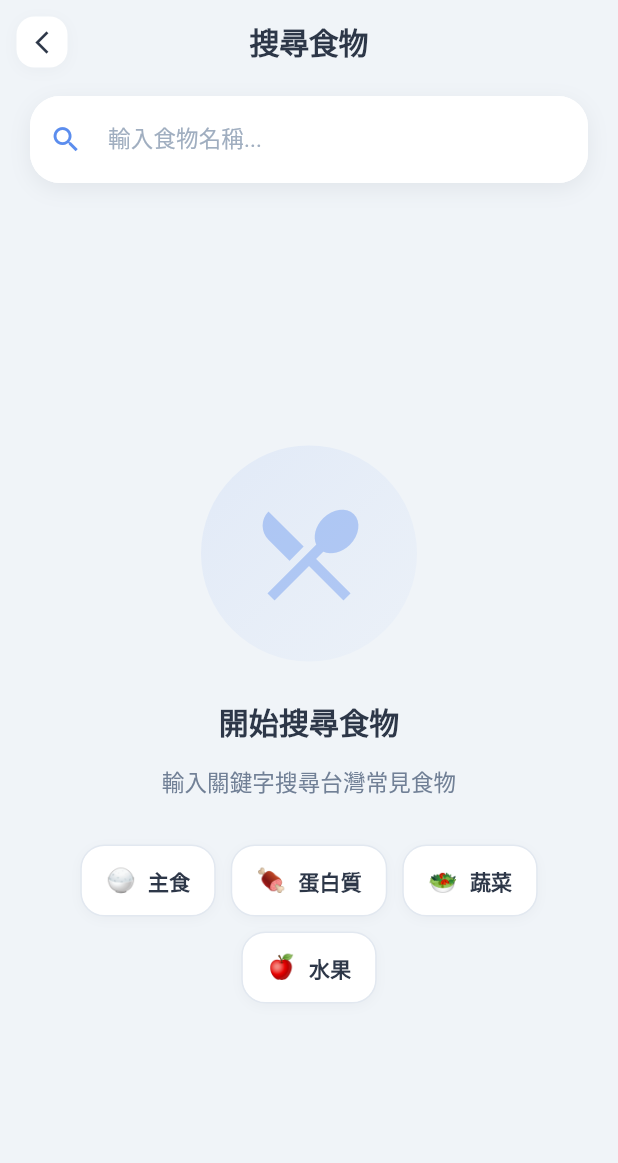
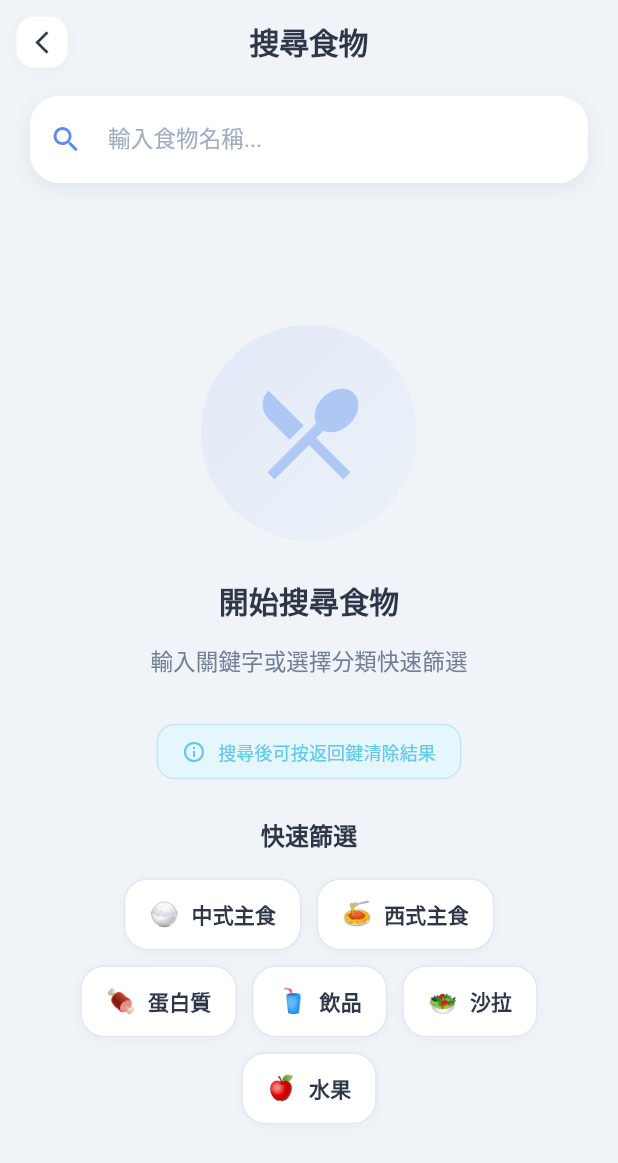
Before and after one commit to onedust1503/food_labels_app, a Flutter app: the FoodSearchPage screen opened directly, on a phone screen of 412 x 824 dp. Shown: the top 1163 px of the screen. Run offline on Flutter 3.47's test engine with Material 3 defaults, Android fonts, the phone set to English and light mode, and no system bars; our stand-ins replace cloud_firestore, connectivity_plus, firebase_auth, firebase_core, firebase_messaging, firebase_storage and 8 more; accounts and stored records are empty.

Commit message:
飲食紀錄分類查詢修改、返回食物搜尋頁面

```diff
--- a/lib/pages/nutrition/add_nutrition_log_page.dart
+++ b/lib/pages/nutrition/add_nutrition_log_page.dart
@@ -1,5 +1,5 @@
 // lib/pages/nutrition/add_nutrition_log_page.dart
-// Soft UI 風格的飲食記錄頁面 - 改進份量顯示
+// Soft UI 風格的飲食記錄頁面 - 修復導航問題
 
 import 'package:flutter/material.dart';
 import 'package:flutter_animate/flutter_animate.dart';
@@ -34,7 +34,8 @@ class _AddNutritionLogPageState extends State<AddNutritionLogPage> {
       );
 
       if (mounted) {
-        Navigator.pop(context);
+        // ✅ 修復: 只返回一層,回到搜尋頁面
+        // 不要用兩次 pop,這樣會直接回到主頁
         Navigator.pop(context);
 
         ScaffoldMessenger.of(context).showSnackBar(
@@ -105,6 +106,8 @@ class _AddNutritionLogPageState extends State<AddNutritionLogPage> {
     double totalFat = (widget.foodData['fat'] ?? 0) * _servings;
 
     return Scaffold(
+      // ✅ 防止鍵盤推擠UI
+      resizeToAvoidBottomInset: true,
       backgroundColor: AppColors.background,
 
       appBar: AppBar(
@@ -459,7 +462,7 @@ class _AddNutritionLogPageState extends State<AddNutritionLogPage> {
 
           const SizedBox(height: 16),
 
-          // ✅ 改進後的份量顯示 - 使用乘號
+          // 份量顯示
           Center(
             child: Container(
               padding: const EdgeInsets.symmetric(
@@ -491,17 +494,15 @@ class _AddNutritionLogPageState extends State<AddNutritionLogPage> {
                   RichText(
                     text: TextSpan(
                       children: [
-                        // 數量 (大且粗)
                         TextSpan(
                           text: _servings.toStringAsFixed(1),
                           style: const TextStyle(
                             fontSize: 22,
                             fontWeight: FontWeight.bold,
                             color: AppColors.primary,
-                            fontFamily: 'Roboto', // 確保跨平台一致
+                            fontFamily: 'Roboto',
                           ),
                         ),
-                        // 乘號 (中等大小,半透明)
                         TextSpan(
                           text: ' × ',
                           style: TextStyle(
@@ -511,7 +512,6 @@ class _AddNutritionLogPageState extends State<AddNutritionLogPage> {
                             fontFamily: 'Roboto',
                           ),
                         ),
-                        // 單位 (較小,次要色)
                         TextSpan(
                           text: widget.foodData['servingSize'] ?? '份',
                           style: const TextStyle(
--- a/lib/pages/nutrition/food_search_page.dart
+++ b/lib/pages/nutrition/food_search_page.dart
@@ -1,5 +1,5 @@
 // lib/pages/nutrition/food_search_page.dart
-// Soft UI 風格的食物搜尋頁面
+// Soft UI 風格的食物搜尋頁面 - 完整版 (含分類篩選)
 
 import 'package:flutter/material.dart';
 import 'package:flutter_animate/flutter_animate.dart';
@@ -20,6 +20,7 @@ class _FoodSearchPageState extends State<FoodSearchPage> {
   final FoodDatabaseService _foodService = FoodDatabaseService();
   List<Map<String, dynamic>> _searchResults = [];
   bool _isSearching = false;
+  String? _selectedCategory;  // ✅ 新增: 記錄選中的分類
 
   @override
   void dispose() {
@@ -27,13 +28,52 @@ class _FoodSearchPageState extends State<FoodSearchPage> {
     super.dispose();
   }
 
+  /// ✅ 新增: 按分類篩選
+  void _filterByCategory(String category) {
+    setState(() {
+      _selectedCategory = category;
+      _searchController.text = category;
+      _isSearching = true;
+    });
+
+    _foodService.searchFoods('').then((allFoods) {
+      // 按分類篩選
+      final filtered = allFoods.where((food) {
+        String foodCategory = food['category'] ?? '';
+        return foodCategory.contains(category);
+      }).toList();
+
+      setState(() {
+        _searchResults = filtered;
+        _isSearching = false;
+      });
+    }).catchError((e) {
+      setState(() => _isSearching = false);
+      if (mounted) {
+        ScaffoldMessenger.of(context).showSnackBar(
+          SnackBar(
+            content: Text('載入失敗: $e'),
+            backgroundColor: AppColors.error,
+          ),
+        );
+      }
+    });
+  }
+
   void _performSearch(String query) async {
     if (query.isEmpty) {
-      setState(() => _searchResults = []);
+      setState(() {
+        _searchResults = [];
+        _isSearching = false;
+        _selectedCategory = null;  // ✅ 清除分類選擇
+      });
       return;
     }
 
-    setState(() => _isSearching = true);
+    setState(() {
+      _isSearching = true;
+      _selectedCategory = null;  // ✅ 關鍵字搜尋時清除分類
+    });
 
     try {
       List<Map<String, dynamic>> results = await _foodService.searchFoods(query);
@@ -64,10 +104,31 @@ class _FoodSearchPageState extends State<FoodSearchPage> {
     }
   }
 
+  void _clearSearch() {
+    setState(() {
+      _searchController.clear();
+      _searchResults = [];
+      _isSearching = false;
+      _selectedCategory = null;  // ✅ 清除分類選擇
+    });
+  }
+
+  Future<bool> _onWillPop() async {
+    if (_searchResults.isNotEmpty || _searchController.text.isNotEmpty || _isSearching) {
+      _clearSearch();
+      return false;
+    }
+    return true;
+  }
+
   @override
   Widget build(BuildContext context) {
-    return Scaffold(
+    return WillPopScope(
+      onWillPop: _onWillPop,
+      child: Scaffold(
+        resizeToAvoidBottomInset: false,
         backgroundColor: AppColors.background,
+
         appBar: AppBar(
           backgroundColor: Colors.transparent,
           elevation: 0,
@@ -91,7 +152,13 @@ class _FoodSearchPageState extends State<FoodSearchPage> {
                 color: AppColors.textPrimary,
               ),
             ),
-          onPressed: () => Navigator.pop(context),
+            onPressed: () {
+              if (_searchResults.isNotEmpty || _searchController.text.isNotEmpty || _isSearching) {
+                _clearSearch();
+              } else {
+                Navigator.pop(context);
+              }
+            },
           ),
           title: const Text(
             '搜尋食物',
@@ -103,12 +170,12 @@ class _FoodSearchPageState extends State<FoodSearchPage> {
           ),
           centerTitle: true,
         ),
-      body: Column(
+
+        body: GestureDetector(
+          onTap: () => FocusScope.of(context).unfocus(),
+          child: Column(
             children: [
-          // 搜尋欄
               _buildSearchBar(),
-
-          // 搜尋結果或空狀態
               Expanded(
                 child: _isSearching
                     ? _buildLoadingState()
@@ -118,10 +185,11 @@ class _FoodSearchPageState extends State<FoodSearchPage> {
               ),
             ],
           ),
+        ),
+      ),
     );
   }
 
-  /// 搜尋欄
   Widget _buildSearchBar() {
     return Container(
       padding: const EdgeInsets.fromLTRB(20, 8, 20, 20),
@@ -164,10 +232,7 @@ class _FoodSearchPageState extends State<FoodSearchPage> {
                       Icons.clear,
                       color: AppColors.textSecondary,
                     ),
-                    onPressed: () {
-                      _searchController.clear();
-                      setState(() => _searchResults = []);
-                    },
+                    onPressed: _clearSearch,
                   )
                 : null,
             border: InputBorder.none,
@@ -181,7 +246,6 @@ class _FoodSearchPageState extends State<FoodSearchPage> {
     );
   }
 
-  /// 載入中狀態
   Widget _buildLoadingState() {
     return Center(
       child: Column(
@@ -206,9 +270,9 @@ class _FoodSearchPageState extends State<FoodSearchPage> {
             ),
           ),
           const SizedBox(height: 20),
-          const Text(
-            '搜尋中...',
-            style: TextStyle(
+          Text(
+            _selectedCategory != null ? '載入 $_selectedCategory...' : '搜尋中...',
+            style: const TextStyle(
               fontSize: 16,
               color: AppColors.textSecondary,
               fontWeight: FontWeight.w500,
@@ -219,12 +283,11 @@ class _FoodSearchPageState extends State<FoodSearchPage> {
     );
   }
 
-  /// 空狀態
   Widget _buildEmptyState() {
     final bool hasInput = _searchController.text.isNotEmpty;
 
     return Center(
-      child: Padding(
+      child: SingleChildScrollView(
         padding: const EdgeInsets.all(40),
         child: Column(
           mainAxisAlignment: MainAxisAlignment.center,
@@ -260,8 +323,8 @@ class _FoodSearchPageState extends State<FoodSearchPage> {
             const SizedBox(height: 12),
             Text(
               hasInput
-                  ? '試試其他關鍵字\n或使用「掃描營養標示」功能'
-                  : '輸入關鍵字搜尋台灣常見食物',
+                  ? '試試其他關鍵字\n或使用下方分類快速篩選'
+                  : '輸入關鍵字或選擇分類快速篩選',
               textAlign: TextAlign.center,
               style: TextStyle(
                 fontSize: 15,
@@ -272,16 +335,59 @@ class _FoodSearchPageState extends State<FoodSearchPage> {
 
             if (!hasInput) ...[
               const SizedBox(height: 32),
-              // 快捷分類按鈕
+              Container(
+                padding: const EdgeInsets.symmetric(horizontal: 16, vertical: 8),
+                decoration: BoxDecoration(
+                  color: AppColors.infoLight,
+                  borderRadius: BorderRadius.circular(12),
+                  border: Border.all(
+                    color: AppColors.info.withOpacity(0.3),
+                    width: 1,
+                  ),
+                ),
+                child: Row(
+                  mainAxisSize: MainAxisSize.min,
+                  children: [
+                    Icon(
+                      Icons.info_outline,
+                      size: 16,
+                      color: AppColors.info,
+                    ),
+                    const SizedBox(width: 8),
+                    Text(
+                      '搜尋後可按返回鍵清除結果',
+                      style: TextStyle(
+                        fontSize: 12,
+                        color: AppColors.info,
+                        fontWeight: FontWeight.w500,
+                      ),
+                    ),
+                  ],
+                ),
+              ),
+              const SizedBox(height: 24),
+
+              // ✅ 改進的分類按鈕
+              const Text(
+                '快速篩選',
+                style: TextStyle(
+                  fontSize: 16,
+                  fontWeight: FontWeight.bold,
+                  color: AppColors.textPrimary,
+                ),
+              ),
+              const SizedBox(height: 16),
               Wrap(
                 spacing: 10,
                 runSpacing: 10,
                 alignment: WrapAlignment.center,
                 children: [
-                  _buildCategoryChip('🍚', '主食', () => _performSearch('飯')),
-                  _buildCategoryChip('🍖', '蛋白質', () => _performSearch('雞肉')),
-                  _buildCategoryChip('🥗', '蔬菜', () => _performSearch('青菜')),
-                  _buildCategoryChip('🍎', '水果', () => _performSearch('水果')),
+                  _buildCategoryChip('🍚', '中式主食', () => _filterByCategory('中式主食')),
+                  _buildCategoryChip('🍝', '西式主食', () => _filterByCategory('西式主食')),
+                  _buildCategoryChip('🍖', '蛋白質', () => _filterByCategory('蛋白質')),
+                  _buildCategoryChip('🥤', '飲品', () => _filterByCategory('飲品')),
+                  _buildCategoryChip('🥗', '沙拉', () => _filterByCategory('沙拉')),
+                  _buildCategoryChip('🍎', '水果', () => _filterByCategory('水果')),
                 ],
               ),
             ],
@@ -291,24 +397,28 @@ class _FoodSearchPageState extends State<FoodSearchPage> {
     );
   }
 
-  /// 分類快捷按鈕
   Widget _buildCategoryChip(String emoji, String label, VoidCallback onTap) {
+    final bool isSelected = _selectedCategory == label;
+
     return GestureDetector(
       onTap: onTap,
-      child: Container(
+      child: AnimatedContainer(
+        duration: const Duration(milliseconds: 200),
         padding: const EdgeInsets.symmetric(horizontal: 16, vertical: 10),
         decoration: BoxDecoration(
-          color: AppColors.cardBackground,
+          color: isSelected ? AppColors.primary : AppColors.cardBackground,
           borderRadius: BorderRadius.circular(16),
           border: Border.all(
-            color: AppColors.divider,
-            width: 1,
+            color: isSelected ? AppColors.primary : AppColors.divider,
+            width: isSelected ? 2 : 1,
           ),
           boxShadow: [
             BoxShadow(
-              color: AppColors.shadowLight,
+              color: isSelected
+                  ? AppColors.primary.withOpacity(0.3)
+                  : AppColors.shadowLight,
               offset: const Offset(0, 2),
-              blurRadius: 6,
+              blurRadius: isSelected ? 8 : 6,
             ),
           ],
         ),
@@ -319,10 +429,10 @@ class _FoodSearchPageState extends State<FoodSearchPage> {
             const SizedBox(width: 8),
             Text(
               label,
-              style: const TextStyle(
+              style: TextStyle(
                 fontSize: 14,
                 fontWeight: FontWeight.w600,
-                color: AppColors.textPrimary,
+                color: isSelected ? Colors.white : AppColors.textPrimary,
               ),
             ),
           ],
@@ -331,9 +441,59 @@ class _FoodSearchPageState extends State<FoodSearchPage> {
     );
   }
 
-  /// 搜尋結果列表
   Widget _buildSearchResults() {
-    return ListView.builder(
+    return Column(
+      children: [
+        Container(
+          padding: const EdgeInsets.symmetric(horizontal: 20, vertical: 12),
+          child: Row(
+            children: [
+              Icon(
+                Icons.restaurant_menu,
+                size: 18,
+                color: AppColors.primary,
+              ),
+              const SizedBox(width: 8),
+              Text(
+                '找到 ${_searchResults.length} 項食物',
+                style: const TextStyle(
+                  fontSize: 14,
+                  fontWeight: FontWeight.w600,
+                  color: AppColors.textSecondary,
+                ),
+              ),
+              if (_selectedCategory != null) ...[
+                const SizedBox(width: 8),
+                Container(
+                  padding: const EdgeInsets.symmetric(horizontal: 8, vertical: 3),
+                  decoration: BoxDecoration(
+                    color: AppColors.primaryPale,
+                    borderRadius: BorderRadius.circular(8),
+                  ),
+                  child: Text(
+                    _selectedCategory!,
+                    style: const TextStyle(
+                      fontSize: 11,
+                      fontWeight: FontWeight.bold,
+                      color: AppColors.primary,
+                    ),
+                  ),
+                ),
+              ],
+              const Spacer(),
+              Text(
+                '按返回鍵清除',
+                style: TextStyle(
+                  fontSize: 12,
+                  color: AppColors.textTertiary,
+                ),
+              ),
+            ],
+          ),
+        ),
+
+        Expanded(
+          child: ListView.builder(
             physics: const BouncingScrollPhysics(),
             padding: const EdgeInsets.fromLTRB(20, 0, 20, 20),
             itemCount: _searchResults.length,
@@ -341,15 +501,17 @@ class _FoodSearchPageState extends State<FoodSearchPage> {
               final food = _searchResults[index];
               return _buildFoodCard(food, index);
             },
+          ),
+        ),
+      ],
     );
   }
 
-  /// 食物卡片
   Widget _buildFoodCard(Map<String, dynamic> food, int index) {
     return SoftCard(
       margin: const EdgeInsets.only(bottom: 12),
-      onTap: () {
-        Navigator.push(
+      onTap: () async {
+        await Navigator.push(
           context,
           MaterialPageRoute(
             builder: (_) => AddNutritionLogPage(foodData: food),
@@ -358,7 +520,6 @@ class _FoodSearchPageState extends State<FoodSearchPage> {
       },
       child: Row(
         children: [
-          // 食物圖示
           Container(
             width: 56,
             height: 56,
@@ -380,8 +541,6 @@ class _FoodSearchPageState extends State<FoodSearchPage> {
             ),
           ),
           const SizedBox(width: 16),
-
-          // 食物資訊
           Expanded(
             child: Column(
               crossAxisAlignment: CrossAxisAlignment.start,
@@ -435,8 +594,6 @@ class _FoodSearchPageState extends State<FoodSearchPage> {
               ],
             ),
           ),
-
-          // 箭頭圖示
           Icon(
             Icons.arrow_forward_ios,
             size: 16,
```
Also changed, not shown: lib/services/food_database_service.dart (+21 -11 lines). Lines whose indentation alone changed are shown as unchanged.
